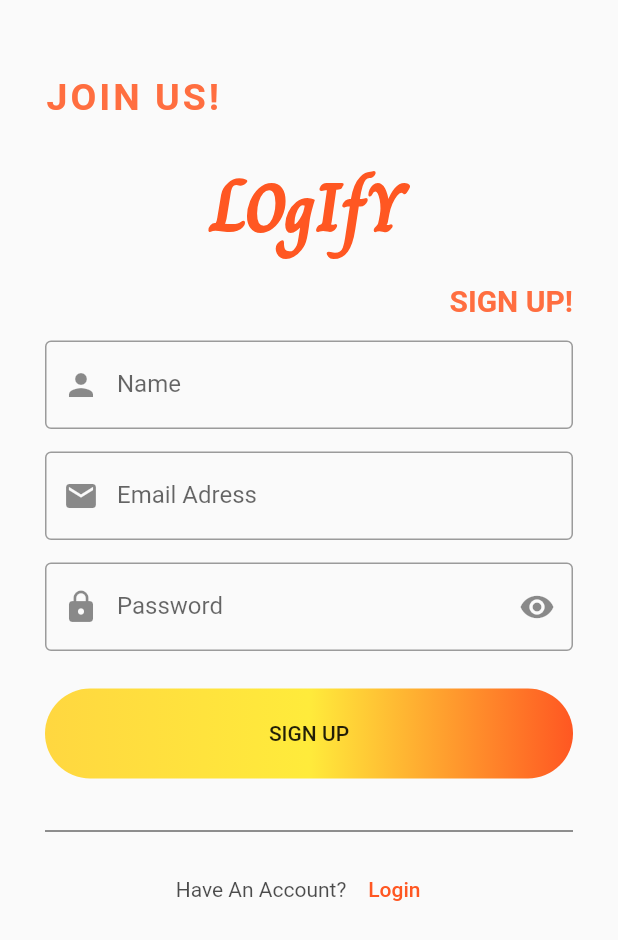
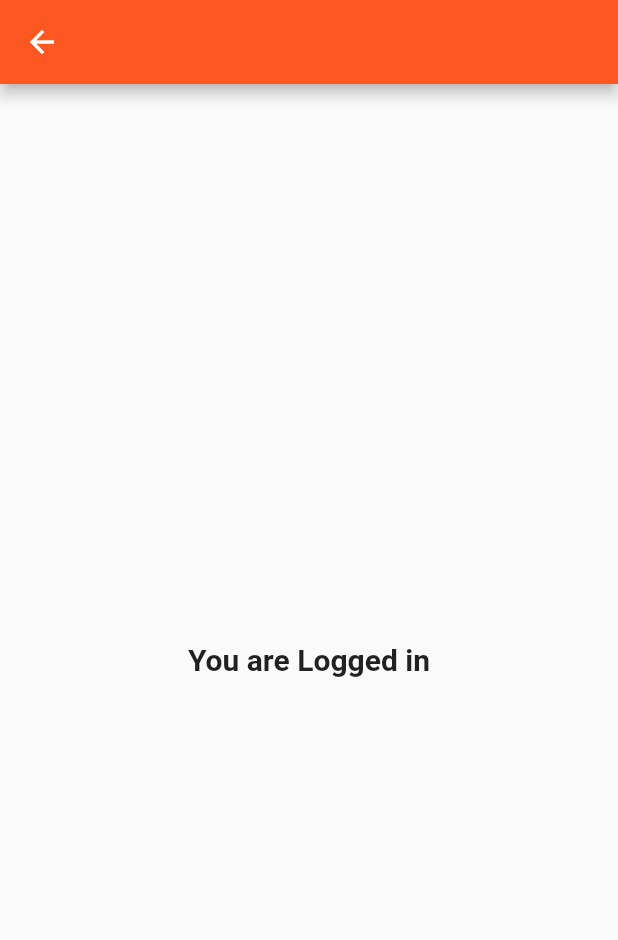
Before and after one commit to otitibeth/App-Login-UI, a Flutter app: the RegisterScreen screen opened by its route, after a tap on "SIGN UP", on a phone screen of 412 x 824 dp. Shown: the top 940 px of the screen. Run offline on Flutter 3.47's test engine with Material 2 defaults, Android fonts, the phone set to English and light mode, and no system bars.

Commit message:
home_screen added

```diff
--- a/lib/main.dart
+++ b/lib/main.dart
@@ -1,5 +1,6 @@
 import 'package:flutter/material.dart';
 
+import './screens/home_screen.dart';
 import './screens/landing_screen.dart';
 import './screens/forgot_password_screen.dart';
 import './screens/register_screen.dart';
@@ -25,6 +26,7 @@ class MyApp extends StatelessWidget {
         LoginScreen.routeName: (ctx) => const LoginScreen(),
         RegisterScreen.routeName: (ctx) => const RegisterScreen(),
         ForgotPasswordScreen.routeName: (ctx) => const ForgotPasswordScreen(),
+        HomeScreen.routeName: (ctx) => const HomeScreen(),
       },
     );
   }
--- a/lib/screens/forgot_password_screen.dart
+++ b/lib/screens/forgot_password_screen.dart
@@ -1,4 +1,6 @@
 import 'package:flutter/material.dart';
+
+import './login_screen.dart';
 
 class ForgotPasswordScreen extends StatelessWidget {
   const ForgotPasswordScreen({Key? key}) : super(key: key);
@@ -63,7 +65,7 @@ class ForgotPasswordScreen extends StatelessWidget {
                 const SizedBox(height: 10),
                 TextButton(
                     onPressed: () {
-                      Navigator.of(context).pushNamed('/');
+                      Navigator.of(context).pushNamed(LoginScreen.routeName);
                     },
                     child: const Text('Back to Login')),
               ],
--- /dev/null
+++ b/lib/screens/home_screen.dart
@@ -0,0 +1,19 @@
+import 'package:flutter/material.dart';
+
+class HomeScreen extends StatelessWidget {
+  const HomeScreen({Key? key}) : super(key: key);
+  static const routeName = '/homescreen';
+
+  @override
+  Widget build(BuildContext context) {
+    return Scaffold(
+      appBar: AppBar(),
+      body: const Center(
+        child: Text(
+          'You are Logged in',
+          style: TextStyle(fontSize: 20, fontWeight: FontWeight.w600),
+        ),
+      ),
+    );
+  }
+}
--- a/lib/screens/landing_screen.dart
+++ b/lib/screens/landing_screen.dart
@@ -32,7 +32,7 @@ class LandingScreen extends StatelessWidget {
           ),
         ),
         child: BackdropFilter(
-          filter: ImageFilter.blur(sigmaX: 10, sigmaY: 10),
+          filter: ImageFilter.blur(sigmaX: 1, sigmaY: 1),
           child: Container(
             decoration: BoxDecoration(color: Colors.black.withOpacity(0.3)),
             child: Padding(
--- a/lib/screens/login_screen.dart
+++ b/lib/screens/login_screen.dart
@@ -1,4 +1,5 @@
 import 'package:flutter/material.dart';
+import 'package:login_page_ui/screens/home_screen.dart';
 
 import './forgot_password_screen.dart';
 import './register_screen.dart';
@@ -110,7 +111,9 @@ class LoginScreen extends StatelessWidget {
                   ]),
                 ),
                 child: MaterialButton(
-                  onPressed: () {},
+                  onPressed: () {
+                    Navigator.of(context).pushNamed(HomeScreen.routeName);
+                  },
                   child: const Text(
                     'LOGIN',
                     // style: TextStyle(fontSize: 20),
--- a/lib/screens/register_screen.dart
+++ b/lib/screens/register_screen.dart
@@ -1,4 +1,5 @@
 import 'package:flutter/material.dart';
+import 'package:login_page_ui/screens/home_screen.dart';
 import 'package:login_page_ui/screens/login_screen.dart';
 
 class RegisterScreen extends StatelessWidget {
@@ -37,7 +38,7 @@ class RegisterScreen extends StatelessWidget {
                     buildText('JOIN US!'),
                   ],
                 ),
-                const SizedBox(height: 25),
+                const SizedBox(height: 20),
                 const Text(
                   'LOgIfY',
                   style: TextStyle(
@@ -46,7 +47,7 @@ class RegisterScreen extends StatelessWidget {
                       fontWeight: FontWeight.w900,
                       color: Colors.deepOrange),
                 ),
-                const SizedBox(height: 15),
+                const SizedBox(height: 5),
                 Row(mainAxisAlignment: MainAxisAlignment.end, children: const [
                   Text('SIGN UP!',
                       style: TextStyle(
@@ -82,12 +83,24 @@ class RegisterScreen extends StatelessWidget {
                     border: OutlineInputBorder(),
                   ),
                 ),
+                const SizedBox(height: 15),
+                TextFormField(
+                  keyboardType: TextInputType.visiblePassword,
+                  decoration: const InputDecoration(
+                    label: Text('Confirm Password'),
+                    prefixIcon: Icon(Icons.lock),
+                    suffixIcon: Icon(Icons.remove_red_eye),
+                    border: OutlineInputBorder(),
+                  ),
+                ),
                 const SizedBox(height: 25),
                 Container(
                   height: 60,
                   width: double.infinity,
                   child: MaterialButton(
-                    onPressed: () {},
+                    onPressed: () {
+                      Navigator.of(context).pushNamed(HomeScreen.routeName);
+                    },
                     child: const Text('SIGN UP'),
                   ),
                   decoration: BoxDecoration(
@@ -99,7 +112,7 @@ class RegisterScreen extends StatelessWidget {
                     ]),
                   ),
                 ),
-                const SizedBox(height: 20),
+                const SizedBox(height: 15),
                 const Divider(height: 30, color: Colors.black87),
                 Row(
                   mainAxisAlignment: MainAxisAlignment.center,
```
